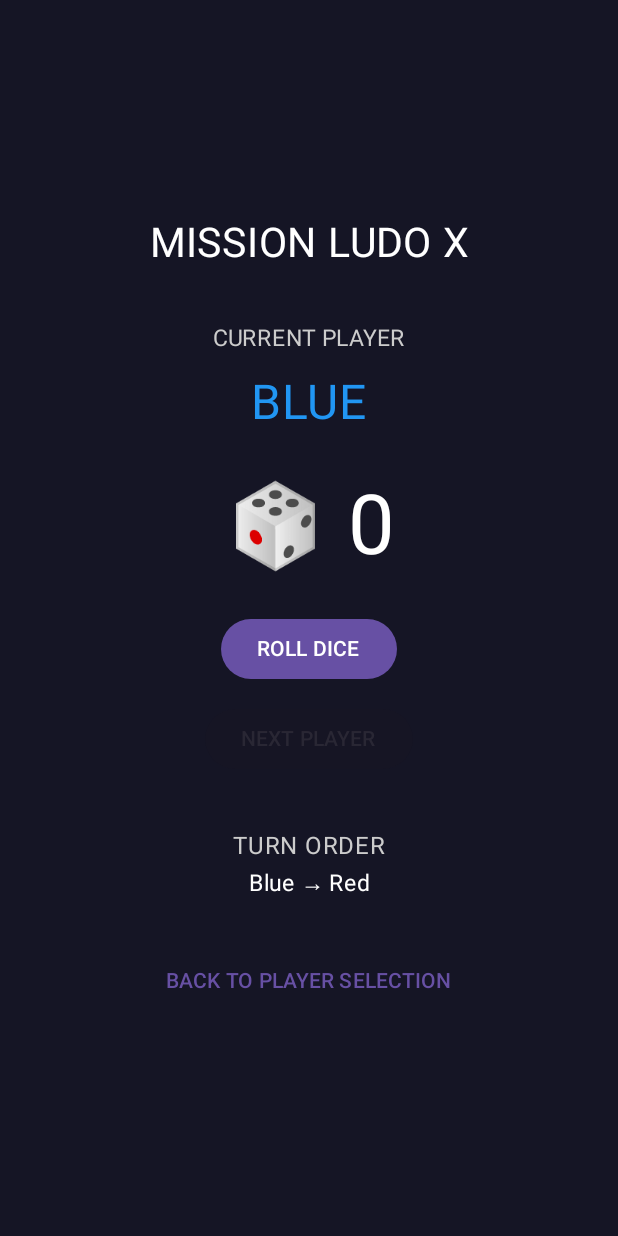
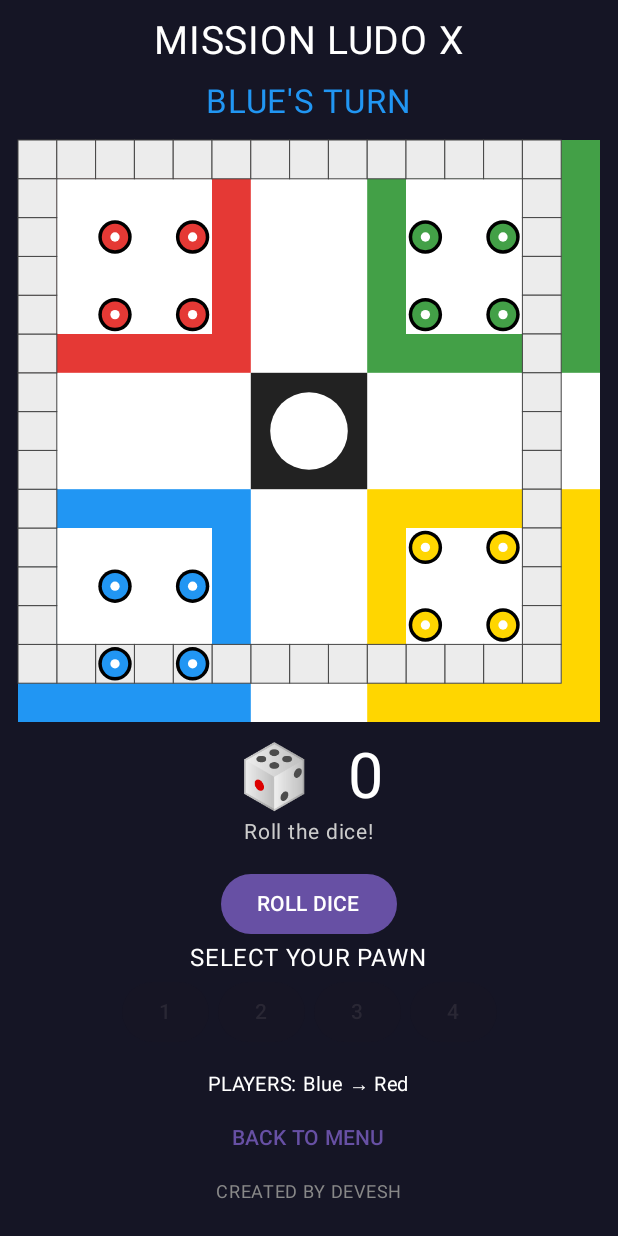
Before and after one commit to devesh372/Mission-Ludo-X, an Android app built with Jetpack Compose: the screen it shows after launch (MainActivity), after a tap on "START GAME", on a phone screen of 412 x 824 dp. Run offline under Robolectric (Android 15) with nearby library versions, the phone set to English and light mode, and no system bars.

Commit message:
Add multiplayer board and pawn movement

```diff
--- a/app/src/main/java/com/devesh/missionludox/MainActivity.kt
+++ b/app/src/main/java/com/devesh/missionludox/MainActivity.kt
@@ -4,21 +4,27 @@ package com.devesh.missionludox
 import android.os.Bundle
 import androidx.activity.ComponentActivity
 import androidx.activity.compose.setContent
+import androidx.compose.foundation.Canvas
 import androidx.compose.foundation.background
 import androidx.compose.foundation.layout.*
+import androidx.compose.foundation.rememberScrollState
 import androidx.compose.foundation.shape.RoundedCornerShape
+import androidx.compose.foundation.verticalScroll
 import androidx.compose.material3.*
 import androidx.compose.runtime.*
 import androidx.compose.ui.Alignment
 import androidx.compose.ui.Modifier
+import androidx.compose.ui.geometry.Offset
+import androidx.compose.ui.geometry.Size
 import androidx.compose.ui.graphics.Color
+import androidx.compose.ui.graphics.drawscope.Stroke
 import androidx.compose.ui.unit.dp
 import androidx.compose.ui.unit.sp
+import kotlin.random.Random
 
 class MainActivity : ComponentActivity() {
     override fun onCreate(savedInstanceState: Bundle?) {
         super.onCreate(savedInstanceState)
-
         setContent {
             MaterialTheme {
                 MissionLudoApp()
@@ -27,151 +33,218 @@ class MainActivity : ComponentActivity() {
     }
 }
 
+private val red = Color(0xFFE53935)
+private val green = Color(0xFF43A047)
+private val yellow = Color(0xFFFFD600)
+private val blue = Color(0xFF2196F3)
+
 data class Player(
     val name: String,
-    val color: Color
+    val color: Color,
+    val start: Int
 )
 
-val players = listOf(
-    Player("Blue", Color(0xFF2196F3)),
-    Player("Red", Color(0xFFE53935)),
-    Player("Green", Color(0xFF43A047)),
-    Player("Yellow", Color(0xFFFFD600))
+private val players = listOf(
+    Player("Blue", blue, 39),
+    Player("Red", red, 0),
+    Player("Green", green, 13),
+    Player("Yellow", yellow, 26)
 )
+
+private val route = buildList {
+    for (x in 0..13) add(x to 0)
+    for (y in 1..13) add(13 to y)
+    for (x in 12 downTo 0) add(x to 13)
+    for (y in 12 downTo 1) add(0 to y)
+}
 
 @Composable
 fun MissionLudoApp() {
     var playerCount by remember { mutableIntStateOf(2) }
-    var gameStarted by remember { mutableStateOf(false) }
+    var started by remember { mutableStateOf(false) }
 
-    if (!gameStarted) {
-        PlayerSelectionScreen(
-            playerCount = playerCount,
-            onPlayerCountChange = { playerCount = it },
-            onStart = { gameStarted = true }
-        )
+    if (started) {
+        LocalGameScreen(playerCount) {
+            started = false
+        }
     } else {
-        LocalGameScreen(
-            playerCount = playerCount,
-            onBack = { gameStarted = false }
-        )
+        Column(
+            modifier = Modifier
+                .fillMaxSize()
+                .background(Color(0xFF151525))
+                .padding(24.dp),
+            horizontalAlignment = Alignment.CenterHorizontally,
+            verticalArrangement = Arrangement.Center
+        ) {
+            Text(
+                "MISSION LUDO X",
+                color = Color.White,
+                fontSize = 30.sp
+            )
+
+            Spacer(Modifier.height(35.dp))
+
+            Text("SELECT PLAYERS", color = Color.White, fontSize = 20.sp)
+
+            Spacer(Modifier.height(20.dp))
+
+            Row(horizontalArrangement = Arrangement.spacedBy(12.dp)) {
+                (2..4).forEach { count ->
+                    Button(onClick = { playerCount = count }) {
+                        Text(
+                            if (playerCount == count) "$count ✓"
+                            else "$count"
+                        )
+                    }
+                }
+            }
+
+            Spacer(Modifier.height(30.dp))
+
+            Text("TURN ORDER", color = Color.LightGray)
+
+            players.take(playerCount).forEach { player ->
+                Text(
+                    player.name,
+                    color = player.color,
+                    fontSize = 20.sp
+                )
+            }
+
+            Spacer(Modifier.height(30.dp))
+
+            Button(onClick = { started = true }) {
+                Text("START GAME")
+            }
+        }
     }
 }
 
 @Composable
-fun PlayerSelectionScreen(
+fun LocalGameScreen(
     playerCount: Int,
-    onPlayerCountChange: (Int) -> Unit,
-    onStart: () -> Unit
+    onBack: () -> Unit
 ) {
+    val activePlayers = players.take(playerCount)
+
+    // Four pawns for each of the four possible players.
+    val positions = remember {
+        List(4) { mutableStateListOf(-1, -1, -1, -1) }
+    }
+
+    var currentTurn by remember { mutableIntStateOf(0) }
+    var dice by remember { mutableIntStateOf(0) }
+    var message by remember { mutableStateOf("Roll the dice!") }
+
+    val currentPlayer = activePlayers[currentTurn]
+
     Column(
         modifier = Modifier
             .fillMaxSize()
             .background(Color(0xFF151525))
-            .padding(22.dp),
-        horizontalAlignment = Alignment.CenterHorizontally,
-        verticalArrangement = Arrangement.Center
+            .verticalScroll(rememberScrollState())
+            .padding(12.dp),
+        horizontalAlignment = Alignment.CenterHorizontally
     ) {
         Text(
             "MISSION LUDO X",
             color = Color.White,
-            fontSize = 30.sp
+            fontSize = 26.sp
         )
 
         Spacer(Modifier.height(12.dp))
 
         Text(
-            "LOCAL MULTIPLAYER",
+            "${currentPlayer.name.uppercase()}'S TURN",
+            color = currentPlayer.color,
+            fontSize = 22.sp
+        )
+
+        Spacer(Modifier.height(12.dp))
+
+        LudoBoard(positions)
+
+        Spacer(Modifier.height(12.dp))
+
+        Text(
+            "🎲  $dice",
+            color = Color.White,
+            fontSize = 42.sp
+        )
+
+        Text(
+            message,
             color = Color.LightGray,
+            fontSize = 14.sp
+        )
+
+        Spacer(Modifier.height(12.dp))
+
+        Button(
+            onClick = {
+                if (dice == 0) {
+                    dice = Random.nextInt(1, 7)
+                    message = "You rolled $dice. Select a pawn."
+                }
+            },
+            enabled = dice == 0
+        ) {
+            Text("ROLL DICE")
+        }
+
+        Text(
+            "SELECT YOUR PAWN",
+            color = Color.White,
             fontSize = 16.sp
         )
 
-        Spacer(Modifier.height(45.dp))
+        Row(horizontalArrangement = Arrangement.spacedBy(6.dp)) {
+            (0..3).forEach { pawn ->
+                Button(
+                    onClick = {
+                        val oldPosition = positions[currentTurn][pawn]
 
-        Text(
-            "SELECT PLAYERS",
-            color = Color.White,
-            fontSize = 21.sp
-        )
+                        if (oldPosition == 52) {
+                            message = "That pawn has finished!"
+                        } else if (oldPosition == -1 && dice != 6) {
+                            message = "You need a 6 to unlock this pawn."
+                        } else if (dice == 0) {
+                            message = "Roll the dice first!"
+                        } else {
+                            positions[currentTurn][pawn] =
+                                if (oldPosition == -1) 0
+                                else (oldPosition + dice).coerceAtMost(52)
 
-        Spacer(Modifier.height(20.dp))
+                            message = "Pawn ${pawn + 1} moved!"
 
-        Row(
-            horizontalArrangement = Arrangement.spacedBy(12.dp)
-        ) {
-            (2..4).forEach { count ->
-                Button(
-                    onClick = { onPlayerCountChange(count) },
-                    colors = ButtonDefaults.buttonColors(
-                        containerColor = if (playerCount == count)
-                            Color(0xFFFF3155)
-                        else Color(0xFF303044)
-                    )
+                            if (dice != 6) {
+                                currentTurn =
+                                    (currentTurn + 1) % playerCount
+                            } else {
+                                message += " Roll again!"
+                            }
+
+                            dice = 0
+                        }
+                    },
+                    enabled = dice != 0
                 ) {
-                    Text("$count")
+                    Text("${pawn + 1}")
                 }
             }
         }
 
-        Spacer(Modifier.height(35.dp))
+        Spacer(Modifier.height(12.dp))
 
         Text(
-            "PLAYER TURN ORDER",
+            "PLAYERS: ${activePlayers.joinToString(" → ") { it.name }}",
             color = Color.White,
-            fontSize = 17.sp
+            fontSize = 13.sp
         )
 
-        Spacer(Modifier.height(15.dp))
-
-        players.take(playerCount).forEachIndexed { index, player ->
-            Row(
-                modifier = Modifier
-                    .fillMaxWidth()
-                    .padding(vertical = 6.dp)
-                    .background(
-                        Color(0xFF252538),
-                        RoundedCornerShape(12.dp)
-                    )
-                    .padding(14.dp),
-                verticalAlignment = Alignment.CenterVertically
-            ) {
-                Text(
-                    "${index + 1}.",
-                    color = Color.White,
-                    fontSize = 18.sp
-                )
-
-                Spacer(Modifier.width(14.dp))
-
-                Box(
-                    Modifier
-                        .size(18.dp)
-                        .background(player.color, RoundedCornerShape(50))
-                )
-
-                Spacer(Modifier.width(12.dp))
-
-                Text(
-                    player.name,
-                    color = Color.White,
-                    fontSize = 18.sp
-                )
-            }
+        TextButton(onClick = onBack) {
+            Text("BACK TO MENU")
         }
-
-        Spacer(Modifier.height(35.dp))
-
-        Button(
-            onClick = onStart,
-            modifier = Modifier.fillMaxWidth(),
-            colors = ButtonDefaults.buttonColors(
-                containerColor = Color(0xFFFF3155)
-            )
-        ) {
-            Text("START GAME", fontSize = 18.sp)
-        }
-
-        Spacer(Modifier.height(25.dp))
 
         Text(
             "CREATED BY DEVESH",
@@ -182,93 +255,116 @@ fun PlayerSelectionScreen(
 }
 
 @Composable
-fun LocalGameScreen(
-    playerCount: Int,
-    onBack: () -> Unit
-) {
-    val activePlayers = players.take(playerCount)
-    var currentTurn by remember { mutableIntStateOf(0) }
-    var dice by remember { mutableIntStateOf(0) }
+fun LudoBoard(positions: List<List<Int>>) {
+    Canvas(
+        modifier = Modifier
+            .fillMaxWidth()
+            .aspectRatio(1f)
+            .background(Color.White)
+    ) {
+        val cell = size.width / 15f
 
-    val currentPlayer = activePlayers[currentTurn]
+        // Four home areas
+        drawRect(red, Offset(0f, 0f), Size(cell * 6, cell * 6))
+        drawRect(green, Offset(cell * 9, 0f), Size(cell * 6, cell * 6))
+        drawRect(blue, Offset(0f, cell * 9), Size(cell * 6, cell * 6))
+        drawRect(yellow, Offset(cell * 9, cell * 9), Size(cell * 6, cell * 6))
 
-    Column(
-        modifier = Modifier
-            .fillMaxSize()
-            .background(Color(0xFF151525))
-            .padding(20.dp),
-        horizontalAlignment = Alignment.CenterHorizontally,
-        verticalArrangement = Arrangement.Center
-    ) {
-        Text(
-            "MISSION LUDO X",
-            color = Color.White,
-            fontSize = 27.sp
+        // Home interiors
+        val homeData = listOf(
+            Triple(0, 0, red),
+            Triple(9, 0, green),
+            Triple(0, 9, blue),
+            Triple(9, 9, yellow)
         )
 
-        Spacer(Modifier.height(35.dp))
+        homeData.forEach { (x, y, color) ->
+            drawRect(
+                Color.White,
+                Offset((x + 1) * cell, (y + 1) * cell),
+                Size(cell * 4, cell * 4)
+            )
+        }
 
-        Text(
-            "CURRENT PLAYER",
-            color = Color.LightGray,
-            fontSize = 15.sp
+        // Track
+        route.forEach { (x, y) ->
+            drawRect(
+                Color(0xFFECECEC),
+                Offset(x * cell, y * cell),
+                Size(cell, cell)
+            )
+            drawRect(
+                Color.DarkGray,
+                Offset(x * cell, y * cell),
+                Size(cell, cell),
+                style = Stroke(1f)
+            )
+        }
+
+        // Center finish
+        drawRect(
+            Color(0xFF222222),
+            Offset(cell * 6, cell * 6),
+            Size(cell * 3, cell * 3)
         )
 
-        Spacer(Modifier.height(12.dp))
-
-        Text(
-            currentPlayer.name.uppercase(),
-            color = currentPlayer.color,
-            fontSize = 32.sp
+        drawCircle(
+            Color.White,
+            cell,
+            Offset(cell * 7.5f, cell * 7.5f)
         )
 
-        Spacer(Modifier.height(30.dp))
-
-        Text(
-            "🎲 $dice",
-            color = Color.White,
-            fontSize = 55.sp
+        // Pawn home positions
+        val homes = listOf(
+            listOf(
+                Offset(2.5f, 11.5f),
+                Offset(4.5f, 11.5f),
+                Offset(2.5f, 13.5f),
+                Offset(4.5f, 13.5f)
+            ),
+            listOf(
+                Offset(2.5f, 2.5f),
+                Offset(4.5f, 2.5f),
+                Offset(2.5f, 4.5f),
+                Offset(4.5f, 4.5f)
+            ),
+            listOf(
+                Offset(10.5f, 2.5f),
+                Offset(12.5f, 2.5f),
+                Offset(10.5f, 4.5f),
+                Offset(12.5f, 4.5f)
+            ),
+            listOf(
+                Offset(10.5f, 10.5f),
+                Offset(12.5f, 10.5f),
+                Offset(10.5f, 12.5f),
+                Offset(12.5f, 12.5f)
+            )
         )
 
-        Spacer(Modifier.height(25.dp))
+        players.forEachIndexed { playerIndex, player ->
+            for (pawn in 0..3) {
+                val position = positions[playerIndex][pawn]
 
-        Button(
-            onClick = {
-                dice = (1..6).random()
+                val center = if (position == -1) {
+                    homes[playerIndex][pawn]
+                } else if (position < 52) {
+                    val routeIndex = (player.start + position) % 52
+                    val (x, y) = route[routeIndex]
+                    Offset(x + 0.5f, y + 0.5f)
+                } else {
+                    Offset(7.5f, 7.5f)
+                }
+
+                val point = Offset(
+                    center.x * cell,
+                    center.y * cell
+                )
+
+                drawCircle(Color.Black, cell * 0.43f, point)
+                drawCircle(player.color, cell * 0.34f, point)
+                drawCircle(Color.White, cell * 0.12f, point)
             }
-        ) {
-            Text("ROLL DICE")
-        }
-
-        Spacer(Modifier.height(12.dp))
-
-        Button(
-            onClick = {
-                currentTurn = (currentTurn + 1) % playerCount
-                dice = 0
-            },
-            enabled = dice != 0
-        ) {
-            Text("NEXT PLAYER")
-        }
-
-        Spacer(Modifier.height(35.dp))
-
-        Text(
-            "TURN ORDER",
-            color = Color.LightGray
-        )
-
-        Text(
-            activePlayers.joinToString(" → ") { it.name },
-            color = Color.White,
-            fontSize = 15.sp
-        )
-
-        Spacer(Modifier.height(30.dp))
-
-        TextButton(onClick = onBack) {
-            Text("BACK TO PLAYER SELECTION")
         }
     }
 }
```
